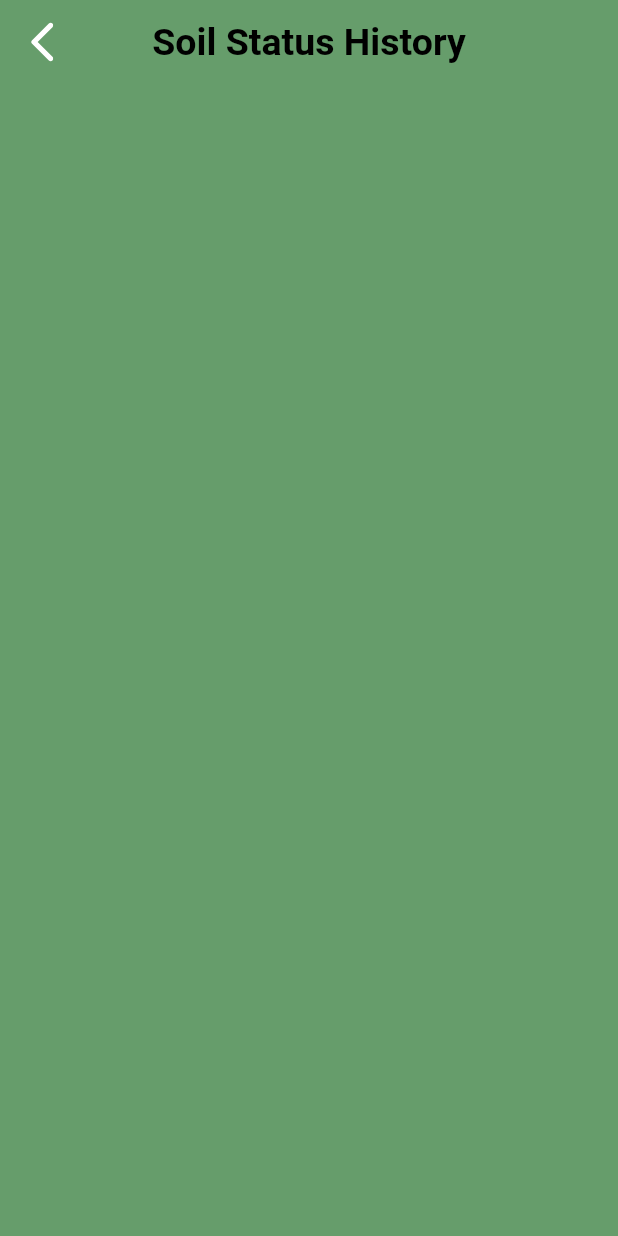
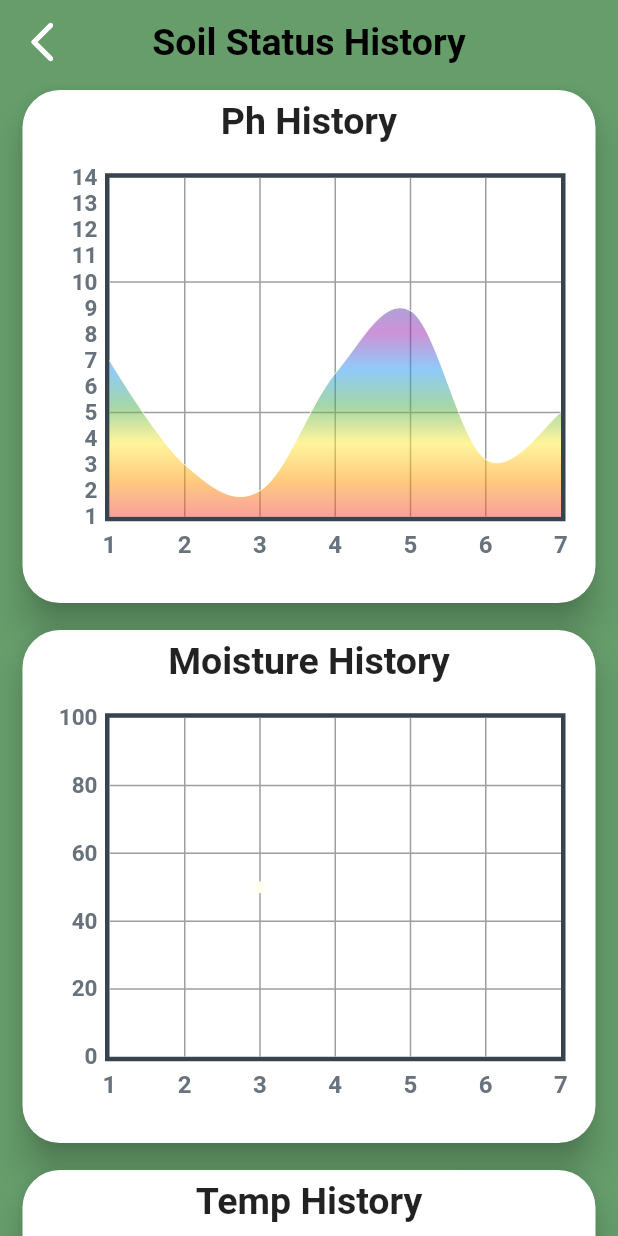
Before and after one commit to UkiDelly/Soil-Monitoring-system, a Flutter app: the HistoryPage screen opened directly, on a phone screen of 412 x 824 dp. Run offline on Flutter 3.47's test engine with Material 2 defaults, Android fonts, the light colour scheme and no system bars; drawn by our look-alikes of fl_chart; our stand-ins replace flutter_svg, page_transition, pie_chart, simple_gradient_text, syncfusion_flutter_gauges; missing offline and left inert: animated_widgets.

Commit message:
Make a chart template
Made a chart template and apply to the ph, moisture and temperature

```diff
--- /dev/null
+++ b/lib/IOS/Gardens/History page Widgets/humidity_history.dart
@@ -0,0 +1 @@
+import 'package:flutter/material.dart';
--- /dev/null
+++ b/lib/IOS/Gardens/History page Widgets/line_chart_history.dart
@@ -0,0 +1,227 @@
+import 'package:fl_chart/fl_chart.dart';
+import 'package:flutter/material.dart';
+
+class HistoryChart {
+  //* Title of the chart
+  String title = "";
+
+  //* Min and max value of the chart
+  late double minX, maxX, minY, maxY;
+
+  //* Interval of the left side of the chart
+  late double? leftSideInterval = 1;
+
+  //* Spots of the chart
+  late List<FlSpot> spots;
+
+  //? Showing the dots?
+  bool showDot = true;
+
+  //* line chart bar gradient
+  bool? lineChartBarGradient = false;
+
+  //* line chart bar width
+  bool? lineChartBarWidth = true;
+
+  //* line color
+  late List<Color>? lineColor;
+  //* Bellow bar area active
+  bool? belowBarArea = false;
+
+  //* Colors below the bar if belowBarArea is true
+  List<Color>? belowBarColors = [];
+
+  //
+  HistoryChart({
+    required this.title,
+    required this.minX,
+    required this.maxX,
+    required this.minY,
+    this.leftSideInterval,
+    required this.maxY,
+    required this.spots,
+    required this.showDot,
+    this.lineChartBarGradient,
+    this.lineChartBarWidth,
+    this.lineColor,
+    this.belowBarArea,
+    this.belowBarColors,
+  });
+  //
+  Widget historyChart(_) {
+    return SizedBox(
+      height: 350,
+      child: Card(
+        shape: RoundedRectangleBorder(borderRadius: BorderRadius.circular(25)),
+        elevation: 10,
+        child: Column(
+          mainAxisAlignment: MainAxisAlignment.center,
+          children: [
+            Text(title,
+                style:
+                    const TextStyle(fontSize: 25, fontWeight: FontWeight.bold)),
+            Container(
+              padding: const EdgeInsets.all(20),
+              width: MediaQuery.of(_).size.width - 30,
+              height: 300,
+              child: SizedBox(
+                child: Center(
+                  child: LineChart(mainData(
+                      minX,
+                      maxX,
+                      minY,
+                      leftSideInterval,
+                      maxY,
+                      spots,
+                      showDot,
+                      lineChartBarGradient,
+                      lineChartBarWidth,
+                      lineColor,
+                      belowBarArea,
+                      belowBarColors)),
+                ),
+              ),
+            )
+          ],
+        ),
+      ),
+    );
+  }
+}
+
+LineChartData mainData(
+    double minX,
+    double maxX,
+    double minY,
+    double? leftSideInterval,
+    double maxY,
+    List<FlSpot> spots,
+    bool showDot,
+    bool? lineChartBarGradient,
+    bool? barWidth,
+    List<Color>? lineColor,
+    bool? belowBarArea,
+    List<Color>? belowBarAreaColor) {
+  return LineChartData(
+    //* Grid
+    gridData: FlGridData(
+      show: true,
+
+      //* show Vertical Line
+      drawVerticalLine: true,
+      //* show Horizontal Line
+      drawHorizontalLine: true,
+
+      //* drawer of the vertical line
+      getDrawingVerticalLine: (value) {
+        return FlLine(color: Colors.grey, strokeWidth: 1);
+      },
+      //* drawer of the horizontal line
+      getDrawingHorizontalLine: (value) {
+        return FlLine(color: Colors.grey, strokeWidth: 1);
+      },
+    ),
+
+    //* Show the chart
+    titlesData: FlTitlesData(
+        show: true,
+        //* Disable the right side
+        rightTitles: SideTitles(showTitles: false),
+        //* Disable the top side
+        topTitles: SideTitles(showTitles: false),
+
+        //* Bottom side
+        bottomTitles: SideTitles(
+          showTitles: true,
+          reservedSize: 22,
+          interval: 1,
+          getTextStyles: (context, value) => const TextStyle(
+              color: Color(0xff68737d),
+              fontWeight: FontWeight.bold,
+              fontSize: 16),
+          getTitles: (value) {
+            var valueToInt = value.toInt();
+            return "$valueToInt";
+          },
+        ),
+
+        //* Left Side
+        leftTitles: SideTitles(
+          showTitles: true,
+          reservedSize: 30,
+          interval: leftSideInterval ?? 1,
+          getTextStyles: (context, value) => const TextStyle(
+            color: Color(0xff67727d),
+            fontWeight: FontWeight.bold,
+            fontSize: 15,
+          ),
+          getTitles: (value) {
+            var valueToInt = value.toInt();
+            return "$valueToInt";
+          },
+          margin: 5,
+        )),
+
+    //* Border of the chart
+    borderData: FlBorderData(
+        show: true,
+        border: Border.all(
+          color: const Color(0xff37434d),
+          width: 3,
+        )),
+
+    //* Show the title of each side
+    axisTitleData: FlAxisTitleData(
+      show: true,
+      bottomTitle: AxisTitle(
+          showTitle: true,
+          titleText: "Date",
+          textStyle:
+              const TextStyle(fontSize: 20, fontWeight: FontWeight.bold)),
+    ),
+
+    //* Value of the chart
+    minX: minX,
+    maxX: maxX,
+    minY: minY,
+    maxY: maxY,
+
+    //* Data spot
+    lineBarsData: [
+      LineChartBarData(
+          //* Spots
+          spots: spots,
+          isCurved: true,
+          colors: lineColor ?? [const Color(0xfffffff0)],
+
+          //* Gradient from the bottom
+          gradientFrom: lineChartBarGradient == true
+              ? const Offset(0, 1)
+              : const Offset(0, 0),
+          //* to the top
+          gradientTo: lineChartBarGradient == true
+              ? const Offset(0, 0)
+              : const Offset(1, 1),
+          //* bar width
+          barWidth: barWidth == true ? 3 : 0,
+
+          //* about the dots of the chart
+          dotData: FlDotData(show: showDot),
+
+          //* About the below area of the line
+          belowBarData: belowBarArea == true
+              ? BarAreaData(
+                  show: true,
+                  gradientFrom: const Offset(
+                    0,
+                    1,
+                  ),
+                  gradientTo: const Offset(0, 0),
+                  colors: belowBarAreaColor
+                      ?.map((color) => color.withOpacity(0.5))
+                      .toList(),
+                )
+              : null)
+    ],
+  );
+}
--- /dev/null
+++ b/lib/IOS/Gardens/History page Widgets/moisture_history.dart
@@ -0,0 +1,26 @@
+import 'package:fl_chart/fl_chart.dart';
+import 'package:flutter/material.dart';
+import 'package:thesis/IOS/Gardens/History%20page%20Widgets/line_chart_history.dart';
+
+class MoistureHistory extends StatelessWidget {
+  MoistureHistory({Key? key}) : super(key: key);
+
+  List<FlSpot> spots = [
+    const FlSpot(3, 50),
+  ];
+
+  @override
+  Widget build(BuildContext context) {
+    HistoryChart moistureHistory = HistoryChart(
+        title: "Moisture History",
+        minX: 1,
+        maxX: 7,
+        minY: 0,
+        leftSideInterval: 20,
+        maxY: 100,
+        spots: spots,
+        showDot: true);
+
+    return moistureHistory.historyChart(context);
+  }
+}
--- /dev/null
+++ b/lib/IOS/Gardens/History page Widgets/npk_history.dart
@@ -0,0 +1,10 @@
+import 'package:flutter/material.dart';
+
+class NpkHistory extends StatelessWidget {
+  const NpkHistory({Key? key}) : super(key: key);
+
+  @override
+  Widget build(BuildContext context) {
+    return Container();
+  }
+}
--- /dev/null
+++ b/lib/IOS/Gardens/History page Widgets/ph_history.dart
@@ -0,0 +1,47 @@
+import 'package:fl_chart/fl_chart.dart';
+import 'package:flutter/material.dart';
+import 'package:thesis/IOS/Gardens/History%20page%20Widgets/line_chart_history.dart';
+
+class PhHistory extends StatelessWidget {
+  PhHistory({Key? key}) : super(key: key);
+
+  final List<FlSpot> pHspots = const [
+    FlSpot(1, 7),
+    FlSpot(2, 3),
+    FlSpot(3, 2),
+    FlSpot(4, 6.5),
+    FlSpot(5, 8.9),
+    FlSpot(6, 3.2),
+    FlSpot(7, 5),
+  ];
+
+  List<Color> gradientColors = [
+    Colors.red,
+    Colors.orange,
+    Colors.yellow,
+    Colors.green,
+    Colors.blue,
+    Colors.purple,
+    Colors.indigo
+  ];
+
+  @override
+  Widget build(BuildContext context) {
+    //? create ph history chart
+    HistoryChart phHistory = HistoryChart(
+      title: "Ph History",
+      minX: 1,
+      maxX: 7,
+      minY: 1,
+      maxY: 14,
+      spots: pHspots,
+      showDot: false,
+      belowBarArea: true,
+      lineChartBarWidth: false,
+      belowBarColors: gradientColors,
+      lineChartBarGradient: true,
+    );
+
+    return phHistory.historyChart(context);
+  }
+}
--- /dev/null
+++ b/lib/IOS/Gardens/History page Widgets/temperature.dart
@@ -0,0 +1,23 @@
+import 'package:fl_chart/fl_chart.dart';
+import 'package:flutter/material.dart';
+import 'package:thesis/IOS/Gardens/History%20page%20Widgets/line_chart_history.dart';
+
+class TempHistory extends StatelessWidget {
+  TempHistory({Key? key}) : super(key: key);
+
+  List<FlSpot> spots = [];
+
+  @override
+  Widget build(BuildContext context) {
+    HistoryChart tempHistory = HistoryChart(
+        title: "Temp History",
+        minX: 1,
+        maxX: 7,
+        minY: 0,
+        leftSideInterval: 20,
+        maxY: 100,
+        spots: spots,
+        showDot: true);
+    return tempHistory.historyChart(context);
+  }
+}
--- a/lib/IOS/Gardens/history_page.dart
+++ b/lib/IOS/Gardens/history_page.dart
@@ -1,5 +1,8 @@
 import 'package:flutter/material.dart';
 import 'package:flutter_svg/svg.dart';
+import 'package:thesis/IOS/Gardens/History%20page%20Widgets/moisture_history.dart';
+import 'package:thesis/IOS/Gardens/History%20page%20Widgets/ph_history.dart';
+import 'package:thesis/IOS/Gardens/History%20page%20Widgets/temperature.dart';
 
 class HistoryPage extends StatelessWidget {
   const HistoryPage({Key? key}) : super(key: key);
@@ -26,9 +29,34 @@ class HistoryPage extends StatelessWidget {
                 color: Colors.black, fontSize: 25, fontWeight: FontWeight.bold),
           ),
         ),
-      body: Container(
-          //color: Colors.grey,
+        body: SingleChildScrollView(
+          child: Center(
+            child: Column(
+              mainAxisAlignment: MainAxisAlignment.center,
+              crossAxisAlignment: CrossAxisAlignment.center,
+              children: [
+                /// NPK history
+                const SizedBox(),
+
+                /// Ph history
+                const SizedBox(),
+                PhHistory(),
+
+                /// Moisture history
+                const SizedBox(
+                  height: 10,
                 ),
-    );
+                MoistureHistory(),
+
+                /// Temperature history
+                const SizedBox(height: 10),
+                TempHistory(),
+
+                /// Humidity history
+                const SizedBox(),
+              ],
+            ),
+          ),
+        ));
   }
 }
--- a/pubspec.yaml
+++ b/pubspec.yaml
@@ -42,6 +42,7 @@ dependencies:
   # Use with the CupertinoIcons class for iOS style icons.
   cupertino_icons: ^1.0.2
   animations: ^2.0.2
+  fl_chart: ^0.45.0
 
 dev_dependencies:
   flutter_test:
```
Also changed, not shown: pubspec.lock. Lines whose indentation alone changed are shown as unchanged.
